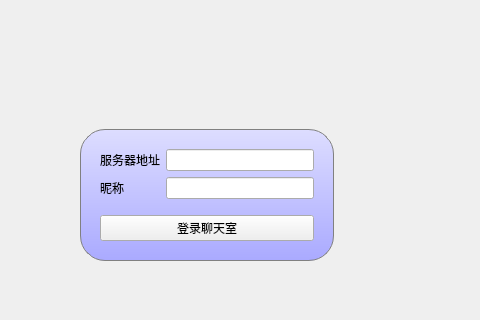
Before: the Qt Designer form ChatClient/mainwindow.ui in 35easy/chatroom, drawn with Qt 5; both pictures show x 193 to 673 and y 123 to 443 of the 800 by 600 pixel window.
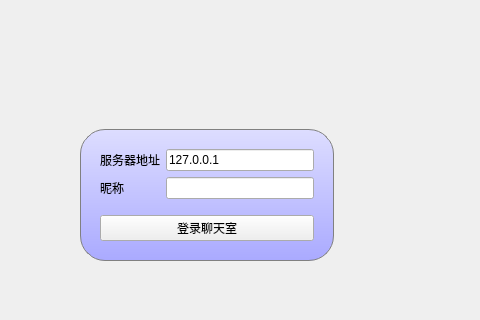
After: the same form once the commit is applied. The open tabs and pages were chosen to show the change.

What changed in the file:
```diff
--- a/ChatClient/mainwindow.ui
+++ b/ChatClient/mainwindow.ui
@@ -90,7 +90,11 @@
               </widget>
              </item>
              <item row="0" column="1">
-              <widget class="QLineEdit" name="serverEdit"/>
+              <widget class="QLineEdit" name="serverEdit">
+               <property name="text">
+                <string>127.0.0.1</string>
+               </property>
+              </widget>
              </item>
              <item row="1" column="0">
               <widget class="QLabel" name="label_3">
```
Left out of the diff: 6 changed lines with no effect on the pictures.
